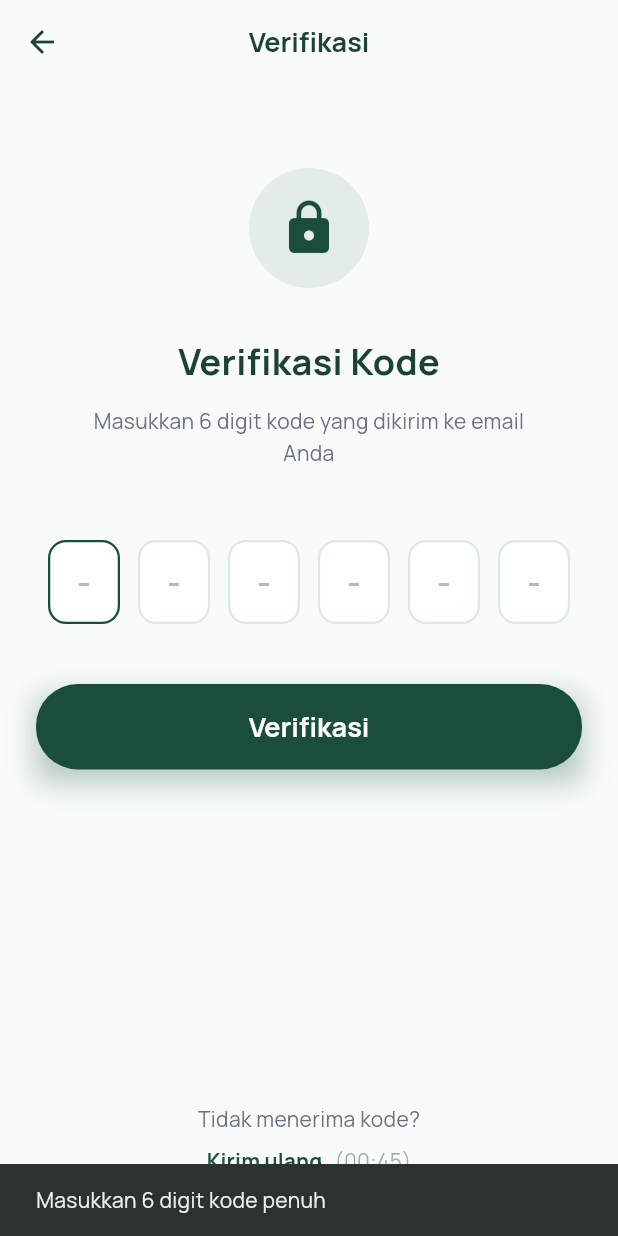
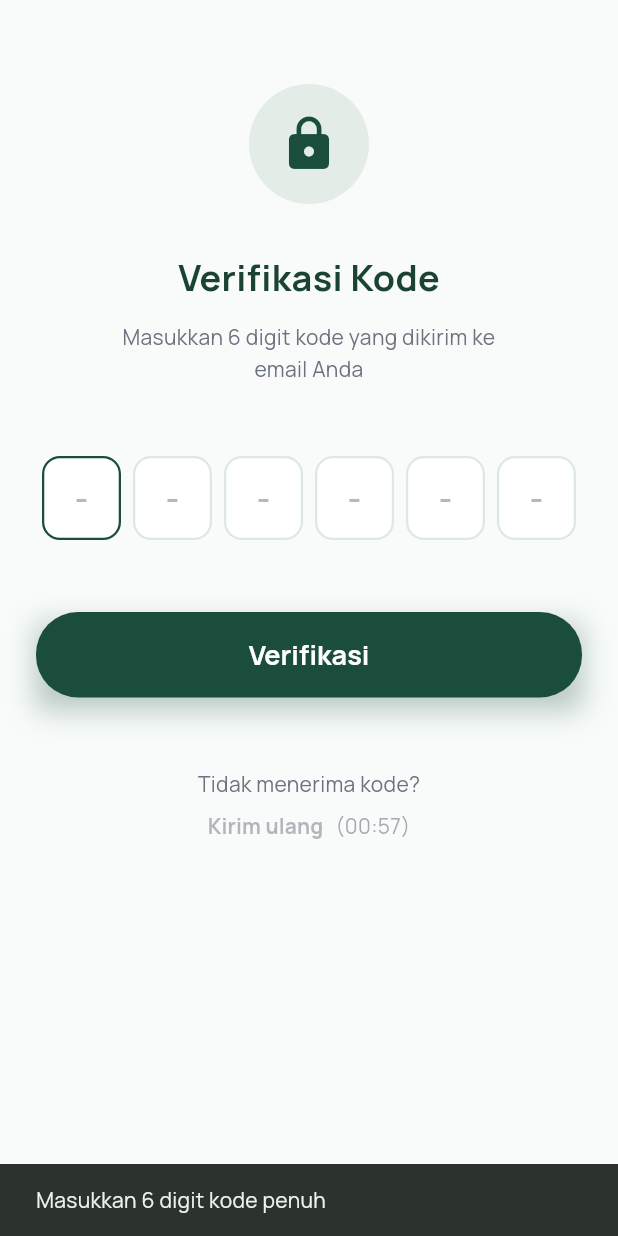
Before and after one commit to fardanhafidz/dompetku, a Flutter app: the OtpVerificationScreen screen opened by its route, after a tap on "Verifikasi", on a phone screen of 412 x 824 dp. Run offline on Flutter 3.47's test engine with Material 3 defaults, Android fonts, the phone set to English and light mode, and no system bars; our stand-ins replace dartz, equatable, flutter_bloc, get_it, go_router, google_fonts and 3 more; accounts and stored records are empty.

Commit message:
feat: implement user authentication with registration, sign-in, and OTP verification using Supabase.

```diff
--- /dev/null
+++ b/lib/core/constants/app_constants.dart
@@ -0,0 +1,6 @@
+class AppConstants {
+  /// Durasi countdown OTP dalam detik
+  static const int otpCountdownDuration = 60;
+
+  // Anda bisa menambahkan konstanta lain di sini nanti
+}
--- a/lib/core/di/injection_container.dart
+++ b/lib/core/di/injection_container.dart
@@ -12,6 +12,8 @@ import '../../features/auth/domain/usecases/check_auth_status.dart';
 import '../../features/auth/domain/usecases/log_out.dart';
 import '../../features/auth/domain/usecases/sign_in.dart';
 import '../../features/auth/domain/usecases/sign_up.dart';
+import '../../features/auth/domain/usecases/send_otp.dart';
+import '../../features/auth/domain/usecases/verify_otp.dart';
 import '../../features/auth/presentation/bloc/auth_bloc.dart';
 
 final sl = GetIt.instance;
@@ -24,6 +26,8 @@ Future<void> init() async {
       signUp: sl(),
       checkAuthStatus: sl(),
       logOut: sl(),
+      sendOtp: sl(),
+      verifyOtp: sl(),
     ),
   );
 
@@ -33,6 +37,8 @@ Future<void> init() async {
   sl.registerLazySingleton(() => CheckAuthStatusUseCase(sl()));
   sl.registerLazySingleton(() => AuthenticateBiometricUseCase(sl()));
   sl.registerLazySingleton(() => LogOutUseCase(sl()));
+  sl.registerLazySingleton(() => SendOtpUseCase(sl()));
+  sl.registerLazySingleton(() => VerifyOtpUseCase(sl()));
 
   // Repositories
   sl.registerLazySingleton<AuthRepository>(
--- a/lib/features/auth/data/repositories/mock_auth_repository_impl.dart
+++ b/lib/features/auth/data/repositories/mock_auth_repository_impl.dart
@@ -1,4 +1,5 @@
 import 'package:dartz/dartz.dart';
+import 'package:supabase_flutter/supabase_flutter.dart';
 
 import '../../../../core/entities/user_entity.dart';
 import '../../../../core/errors/failures.dart';
@@ -61,11 +62,12 @@ class MockAuthRepositoryImpl implements AuthRepository {
   @override
   Future<Either<Failure, AuthSessionEntity>> verifyOtp({
     required String email,
-    required String otpUrl, // Simulasi input kode dari User OTP link
+    required String token,
+    required OtpType type,
   }) async {
     await Future.delayed(const Duration(seconds: 1));
     // Simulasi jika kode mengandung "123456" sukses
-    if (otpUrl.contains('123456')) {
+    if (token.contains('123456')) {
       return Right(_createMockSession(email, 'Verified User'));
     }
     return const Left(ServerFailure('Verifikasi gagal: Kode OTP salah'));
--- a/lib/features/auth/domain/repositories/auth_repositories.dart
+++ b/lib/features/auth/domain/repositories/auth_repositories.dart
@@ -1,4 +1,5 @@
 import 'package:dartz/dartz.dart';
+import 'package:supabase_flutter/supabase_flutter.dart' show OtpType;
 import 'package:dompetku/core/errors/failures.dart';
 
 import '../entities/auth_session_entity.dart';
@@ -24,7 +25,8 @@ abstract class AuthRepository {
 
   Future<Either<Failure, AuthSessionEntity>> verifyOtp({
     required String email,
-    required String otpUrl,
+    required String token,
+    required OtpType type,
   });
 
   Future<Either<Failure, void>> logOut();
--- /dev/null
+++ b/lib/features/auth/domain/usecases/send_otp.dart
@@ -0,0 +1,13 @@
+import 'package:dartz/dartz.dart';
+import '../../../../core/errors/failures.dart';
+import '../repositories/auth_repositories.dart';
+
+class SendOtpUseCase {
+  final AuthRepository repository;
+
+  SendOtpUseCase(this.repository);
+
+  Future<Either<Failure, void>> call(String email) {
+    return repository.sendOtp(email: email);
+  }
+}
--- /dev/null
+++ b/lib/features/auth/domain/usecases/verify_otp.dart
@@ -0,0 +1,31 @@
+import 'package:dartz/dartz.dart';
+import 'package:supabase_flutter/supabase_flutter.dart';
+import '../../../../core/errors/failures.dart';
+import '../entities/auth_session_entity.dart';
+import '../repositories/auth_repositories.dart';
+
+class VerifyOtpUseCase {
+  final AuthRepository repository;
+
+  VerifyOtpUseCase(this.repository);
+
+  Future<Either<Failure, AuthSessionEntity>> call(VerifyOtpParams params) {
+    return repository.verifyOtp(
+      email: params.email,
+      token: params.token,
+      type: params.type,
+    );
+  }
+}
+
+class VerifyOtpParams {
+  final String email;
+  final String token;
+  final OtpType type;
+
+  VerifyOtpParams({
+    required this.email,
+    required this.token,
+    required this.type,
+  });
+}
--- a/lib/features/auth/presentation/bloc/auth_bloc.dart
+++ b/lib/features/auth/presentation/bloc/auth_bloc.dart
@@ -4,6 +4,8 @@ import '../../domain/usecases/check_auth_status.dart';
 import '../../domain/usecases/log_out.dart';
 import '../../domain/usecases/sign_in.dart';
 import '../../domain/usecases/sign_up.dart';
+import '../../domain/usecases/send_otp.dart';
+import '../../domain/usecases/verify_otp.dart';
 import 'auth_event.dart';
 import 'auth_state.dart';
 
@@ -12,20 +14,28 @@ class AuthBloc extends Bloc<AuthEvent, AuthState> {
   final SignUpUseCase _signUp;
   final CheckAuthStatusUseCase _checkAuthStatus;
   final LogOutUseCase _logOut;
+  final SendOtpUseCase _sendOtp;
+  final VerifyOtpUseCase _verifyOtp;
 
   AuthBloc({
     required SignInUseCase signIn,
     required SignUpUseCase signUp,
     required CheckAuthStatusUseCase checkAuthStatus,
     required LogOutUseCase logOut,
+    required SendOtpUseCase sendOtp,
+    required VerifyOtpUseCase verifyOtp,
   })  : _signIn = signIn,
         _signUp = signUp,
         _checkAuthStatus = checkAuthStatus,
         _logOut = logOut,
+        _sendOtp = sendOtp,
+        _verifyOtp = verifyOtp,
         super(AuthInitial()) {
     on<AuthCheckRequested>(_onAuthCheckRequested);
     on<LoginRequested>(_onLoginRequested);
     on<RegisterRequested>(_onRegisterRequested);
+    on<SendOtpRequested>(_onSendOtpRequested);
+    on<VerifyOtpRequested>(_onVerifyOtpRequested);
     on<LogoutRequested>(_onLogoutRequested);
   }
 
@@ -79,8 +89,42 @@ class AuthBloc extends Bloc<AuthEvent, AuthState> {
 
     result.fold(
       (failure) => emit(AuthFailure(failure.message)),
+      (session) {
+        if (session.accessToken == null) {
+          emit(AuthNeedsVerification(event.email));
+        } else {
+          emit(AuthAuthenticated(session));
+        }
+      },
+    );
+  }
+
+  Future<void> _onVerifyOtpRequested(
+    VerifyOtpRequested event,
+    Emitter<AuthState> emit,
+  ) async {
+    emit(AuthLoading());
+    final result = await _verifyOtp(
+      VerifyOtpParams(
+        email: event.email,
+        token: event.token,
+        type: event.type,
+      ),
+    );
+
+    result.fold(
+      (failure) => emit(AuthFailure(failure.message)),
       (session) => emit(AuthAuthenticated(session)),
     );
+  }
+
+  Future<void> _onSendOtpRequested(
+    SendOtpRequested event,
+    Emitter<AuthState> emit,
+  ) async {
+    // We don't necessarily need AuthLoading here if it's handled by a separate UI state,
+    // but for simplicity, we can just call it.
+    await _sendOtp(event.email);
   }
 
   Future<void> _onLogoutRequested(
--- a/lib/features/auth/presentation/bloc/auth_event.dart
+++ b/lib/features/auth/presentation/bloc/auth_event.dart
@@ -1,4 +1,5 @@
 import 'package:equatable/equatable.dart';
+import 'package:supabase_flutter/supabase_flutter.dart';
 
 abstract class AuthEvent extends Equatable {
   const AuthEvent();
@@ -34,6 +35,29 @@ class RegisterRequested extends AuthEvent {
   List<Object?> get props => [fullName, email, password];
 }
 
+class VerifyOtpRequested extends AuthEvent {
+  final String email;
+  final String token;
+  final OtpType type;
+
+  const VerifyOtpRequested({
+    required this.email,
+    required this.token,
+    required this.type,
+  });
+
+  @override
+  List<Object?> get props => [email, token, type];
+}
+
+class SendOtpRequested extends AuthEvent {
+  final String email;
+  const SendOtpRequested(this.email);
+
+  @override
+  List<Object?> get props => [email];
+}
+
 class LogoutRequested extends AuthEvent {}
 
 class BiometricAuthRequested extends AuthEvent {}
--- a/lib/features/auth/presentation/bloc/auth_state.dart
+++ b/lib/features/auth/presentation/bloc/auth_state.dart
@@ -22,6 +22,14 @@ class AuthAuthenticated extends AuthState {
 
 class AuthUnauthenticated extends AuthState {}
 
+class AuthNeedsVerification extends AuthState {
+  final String email;
+  const AuthNeedsVerification(this.email);
+
+  @override
+  List<Object?> get props => [email];
+}
+
 class AuthFailure extends AuthState {
   final String message;
   const AuthFailure(this.message);
--- a/lib/features/auth/presentation/pages/otp_verification_screen.dart
+++ b/lib/features/auth/presentation/pages/otp_verification_screen.dart
@@ -1,13 +1,20 @@
+import 'dart:async';
 import 'package:flutter/material.dart';
+import 'package:flutter_bloc/flutter_bloc.dart';
 import 'package:go_router/go_router.dart';
 import 'package:google_fonts/google_fonts.dart';
-
-import '../../../../shared/theme/app_colors.dart';
+import 'package:dompetku/features/auth/presentation/bloc/auth_bloc.dart';
+import 'package:dompetku/features/auth/presentation/bloc/auth_event.dart';
+import 'package:dompetku/features/auth/presentation/bloc/auth_state.dart';
+import 'package:dompetku/shared/theme/app_colors.dart';
+import 'package:dompetku/core/constants/app_constants.dart';
+import 'package:supabase_flutter/supabase_flutter.dart' hide AuthState;
 import '../widgets/auth_primary_button.dart';
 import '../widgets/otp_input_row.dart';
 
 class OtpVerificationScreen extends StatefulWidget {
-  const OtpVerificationScreen({super.key});
+  final String? email;
+  const OtpVerificationScreen({super.key, this.email});
 
   @override
   State<OtpVerificationScreen> createState() => _OtpVerificationScreenState();
@@ -15,36 +22,65 @@ class OtpVerificationScreen extends StatefulWidget {
 
 class _OtpVerificationScreenState extends State<OtpVerificationScreen> {
   final TextEditingController _otpController = TextEditingController();
+  Timer? _timer;
+  int _secondsRemaining = AppConstants.otpCountdownDuration;
+
+  @override
+  void initState() {
+    super.initState();
+    _startTimer();
+  }
+
+  void _startTimer() {
+    _timer?.cancel();
+    setState(() {
+      _secondsRemaining = AppConstants.otpCountdownDuration;
+    });
+    _timer = Timer.periodic(const Duration(seconds: 1), (timer) {
+      setState(() {
+        if (_secondsRemaining > 0) {
+          _secondsRemaining--;
+        } else {
+          _timer?.cancel();
+        }
+      });
+    });
+  }
+
+  String _formatTime(int seconds) {
+    final minutes = (seconds / 60).floor();
+    final remainingSeconds = seconds % 60;
+    return '${minutes.toString().padLeft(2, '0')}:${remainingSeconds.toString().padLeft(2, '0')}';
+  }
 
   @override
   void dispose() {
     _otpController.dispose();
+    _timer?.cancel();
     super.dispose();
   }
 
   @override
   Widget build(BuildContext context) {
+    final displayEmail = widget.email ?? 'email Anda';
+
     return Scaffold(
       backgroundColor: AppColors.background,
-      appBar: AppBar(
-        backgroundColor: AppColors.background,
-        elevation: 0,
-        centerTitle: true,
-        title: Text(
-          'Verifikasi',
-          style: GoogleFonts.manrope(
-            color: AppColors.onBackground,
-            fontSize: 18,
-            fontWeight: FontWeight.w700,
+      body: BlocListener<AuthBloc, AuthState>(
+        listener: (context, state) {
+          if (state is AuthAuthenticated) {
+            context.go('/create-pin');
+          } else if (state is AuthFailure) {
+            ScaffoldMessenger.of(context).showSnackBar(
+              SnackBar(
+                content: Text(state.message),
+                backgroundColor: Colors.redAccent,
               ),
-        ),
-        leading: IconButton(
-          icon: const Icon(Icons.arrow_back, color: AppColors.onBackground),
-          onPressed: () => context.pop(),
-        ),
-      ),
-      body: SafeArea(
-        child: Padding(
+            );
+          }
+        },
+        child: SafeArea(
+        child: SingleChildScrollView(
           padding: const EdgeInsets.all(24.0),
           child: Column(
             crossAxisAlignment: CrossAxisAlignment.center,
@@ -77,7 +113,7 @@ class _OtpVerificationScreenState extends State<OtpVerificationScreen> {
               const SizedBox(height: 12),
               // Subtitle
               Text(
-                'Masukkan 6 digit kode yang dikirim ke email\nAnda',
+                'Masukkan 6 digit kode yang dikirim ke\n$displayEmail',
                 textAlign: TextAlign.center,
                 style: GoogleFonts.manrope(
                   fontSize: 14,
@@ -99,25 +135,35 @@ class _OtpVerificationScreenState extends State<OtpVerificationScreen> {
                 },
               ),
 
-              const SizedBox(height: 40),
+              const SizedBox(height: 48),
 
               // Verifikasi Button
-              AuthPrimaryButton(
+              BlocBuilder<AuthBloc, AuthState>(
+                builder: (context, state) {
+                  return AuthPrimaryButton(
                     text: 'Verifikasi',
+                    isLoading: state is AuthLoading,
                     onPressed: () {
-                  // Handle verification
                       if (_otpController.text.length == 6) {
-                    // Success logic
-                    // context.go('/setup-pin'); // For example
+                        context.read<AuthBloc>().add(
+                              VerifyOtpRequested(
+                                email: widget.email ?? '',
+                                token: _otpController.text,
+                                type: OtpType.signup,
+                              ),
+                            );
                       } else {
                         ScaffoldMessenger.of(context).showSnackBar(
-                      const SnackBar(content: Text('Masukkan 6 digit kode penuh')),
+                          const SnackBar(
+                              content: Text('Masukkan 6 digit kode penuh')),
                         );
                       }
                     },
+                  );
+                },
               ),
 
-              const Spacer(),
+              const SizedBox(height: 48),
 
               // Resend Text
               Text(
@@ -132,9 +178,14 @@ class _OtpVerificationScreenState extends State<OtpVerificationScreen> {
                 mainAxisAlignment: MainAxisAlignment.center,
                 children: [
                   TextButton(
-                    onPressed: () {
-                      // Handle resend
-                    },
+                    onPressed: _secondsRemaining == 0
+                        ? () {
+                            context
+                                .read<AuthBloc>()
+                                .add(SendOtpRequested(widget.email ?? ''));
+                            _startTimer();
+                          }
+                        : null,
                     style: TextButton.styleFrom(
                       padding: EdgeInsets.zero,
                       minimumSize: Size.zero,
@@ -143,7 +194,9 @@ class _OtpVerificationScreenState extends State<OtpVerificationScreen> {
                     child: Text(
                       'Kirim ulang',
                       style: GoogleFonts.manrope(
-                        color: AppColors.primary,
+                        color: _secondsRemaining == 0
+                            ? AppColors.primary
+                            : AppColors.subtext.withValues(alpha: 0.5),
                         fontWeight: FontWeight.bold,
                         fontSize: 14,
                       ),
@@ -151,7 +204,7 @@ class _OtpVerificationScreenState extends State<OtpVerificationScreen> {
                   ),
                   const SizedBox(width: 8),
                   Text(
-                    '(00:45)',
+                    '(${_formatTime(_secondsRemaining)})',
                     style: GoogleFonts.manrope(
                       color: AppColors.subtext.withValues(alpha: 0.6),
                       fontSize: 14,
@@ -164,6 +217,7 @@ class _OtpVerificationScreenState extends State<OtpVerificationScreen> {
           ),
         ),
         ),
+      ),
     );
   }
 }
--- a/lib/features/auth/presentation/pages/register_screen.dart
+++ b/lib/features/auth/presentation/pages/register_screen.dart
@@ -40,6 +40,8 @@ class _RegisterScreenState extends State<RegisterScreen> {
         listener: (context, state) {
           if (state is AuthAuthenticated) {
             context.go('/');
+          } else if (state is AuthNeedsVerification) {
+            context.push('/otp-verification', extra: state.email);
           } else if (state is AuthFailure) {
             ScaffoldMessenger.of(context).showSnackBar(
               SnackBar(
--- a/lib/features/auth/presentation/widgets/otp_input_row.dart
+++ b/lib/features/auth/presentation/widgets/otp_input_row.dart
@@ -54,9 +54,9 @@ class OtpInputRow extends StatelessWidget {
                   final isFilled = index < text.length;
                   final digit = isFilled ? text[index] : '-';
 
-                  return Container(
-                    margin: const EdgeInsets.symmetric(horizontal: 6),
-                    width: 48,
+                  return Flexible(
+                    child: Container(
+                      margin: const EdgeInsets.symmetric(horizontal: 4),
                       height: 56,
                       alignment: Alignment.center,
                       decoration: BoxDecoration(
@@ -81,6 +81,7 @@ class OtpInputRow extends StatelessWidget {
                               : AppColors.subtext.withValues(alpha: 0.5),
                         ),
                       ),
+                    ),
                   );
                 },
               );
--- a/lib/routing/app_router.dart
+++ b/lib/routing/app_router.dart
@@ -34,7 +34,10 @@ class AppRouter {
       ),
       GoRoute(
         path: '/otp-verification',
-        builder: (context, state) => const OtpVerificationScreen(),
+        builder: (context, state) {
+          final email = state.extra as String?;
+          return OtpVerificationScreen(email: email);
+        },
       ),
       GoRoute(
         path: '/create-pin',
```
Also changed, not shown: lib/features/auth/data/datasources/auth_remote_data_source.dart (+9 -6 lines), lib/features/auth/data/repositories/supabase_auth_repository_impl.dart (+8 -3 lines). Lines whose indentation alone changed are shown as unchanged.
